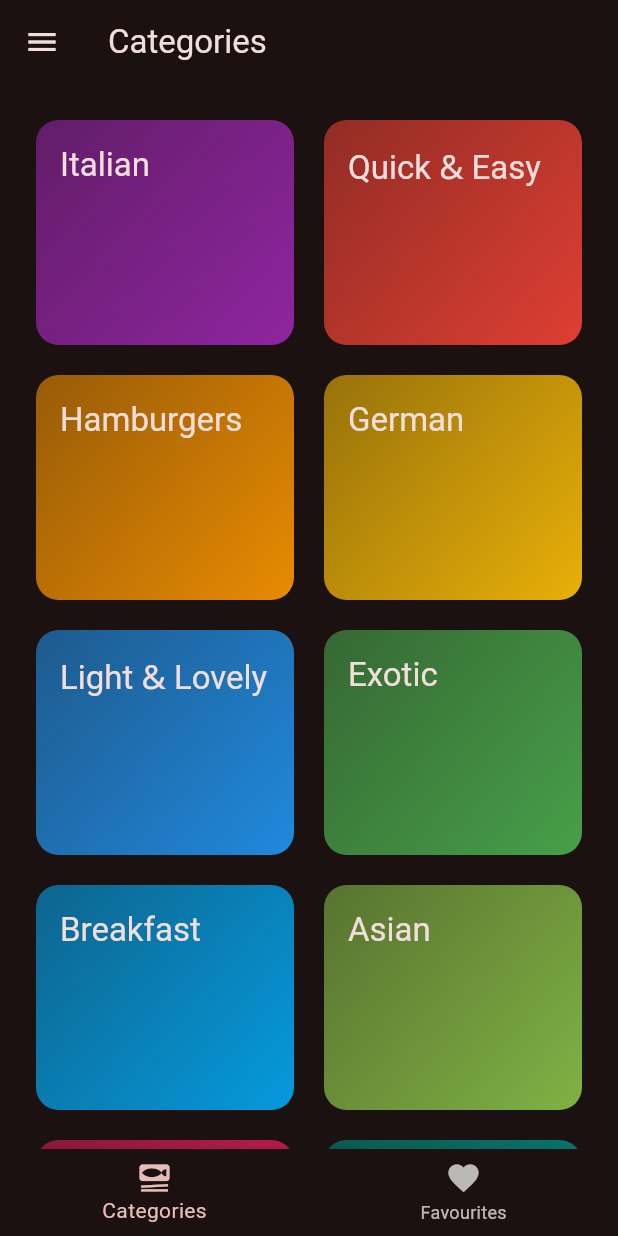
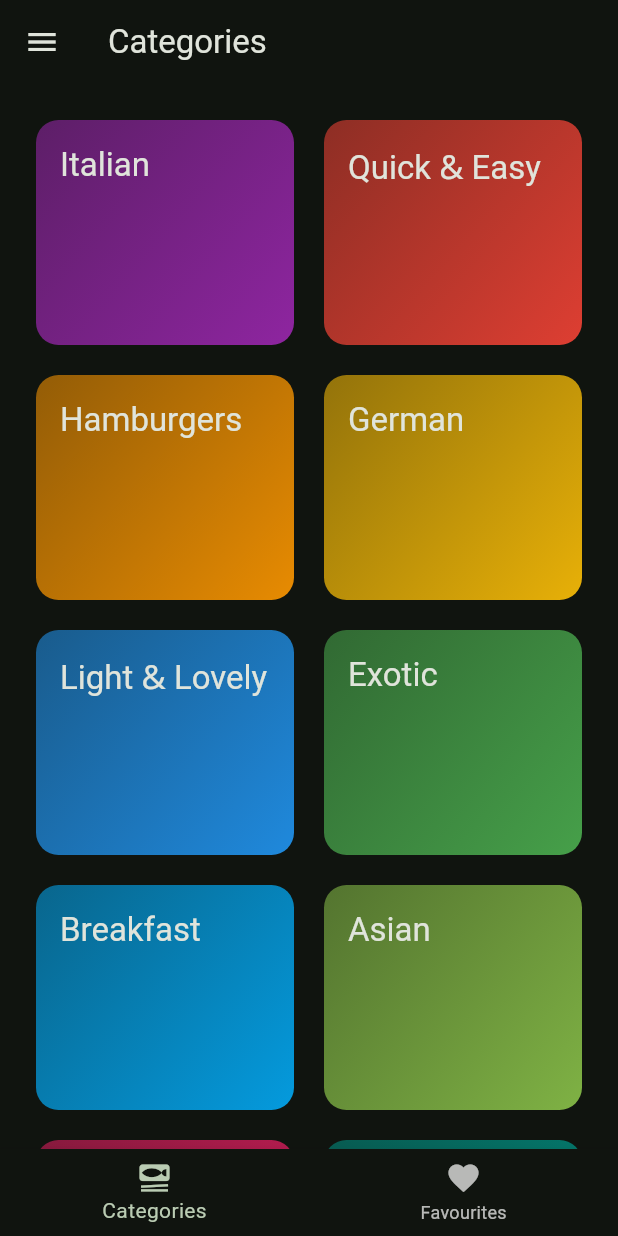
Before and after one commit to ksha-dev/meals_app, a Flutter app: the screen it shows after launch, on a phone screen of 412 x 824 dp. Run offline on Flutter 3.47's test engine with Material 2 defaults, Android fonts, the phone set to English and light mode, and no system bars; our stand-ins replace flutter_riverpod, google_fonts, transparent_image.

```diff
--- a/lib/main.dart
+++ b/lib/main.dart
@@ -6,7 +6,7 @@ import '/screens/tabs_screen.dart';
 
 final theme = ThemeData(
   useMaterial3: true,
-  colorScheme: ColorScheme.fromSeed(seedColor: Colors.red, brightness: Brightness.dark),
+  colorScheme: ColorScheme.fromSeed(seedColor: Colors.green, brightness: Brightness.dark),
   textTheme: GoogleFonts.notoSansAdlamTextTheme(),
 );
 
--- a/lib/screens/categories_screen.dart
+++ b/lib/screens/categories_screen.dart
@@ -6,12 +6,32 @@ import '/models/category.dart';
 import '/screens/meals_screen.dart';
 import '/widgets/category_grid_item_widget.dart';
 
-class CategoriesScreen extends StatelessWidget {
+class CategoriesScreen extends StatefulWidget {
   const CategoriesScreen({super.key, required this.availableMeals});
   final List<Meal> availableMeals;
 
+  @override
+  State<CategoriesScreen> createState() => _CategoriesScreenState();
+}
+
+class _CategoriesScreenState extends State<CategoriesScreen> with SingleTickerProviderStateMixin {
+  late AnimationController _animationController;
+
+  @override
+  void initState() {
+    super.initState();
+    _animationController = AnimationController(vsync: this, duration: const Duration(milliseconds: 500), lowerBound: 0, upperBound: 1);
+    _animationController.forward();
+  }
+
+  @override
+  void dispose() {
+    _animationController.dispose();
+    super.dispose();
+  }
+
   void _selectCategory(BuildContext context, Category category) {
-    final filteredMeals = availableMeals.where((meal) => meal.categories.contains(category.id)).toList();
+    final filteredMeals = widget.availableMeals.where((meal) => meal.categories.contains(category.id)).toList();
     Navigator.of(context).push(
       MaterialPageRoute(
         builder: (context) => MealsScreen(title: category.title, meals: filteredMeals),
@@ -21,7 +41,9 @@ class CategoriesScreen extends StatelessWidget {
 
   @override
   Widget build(BuildContext context) {
-    return GridView(
+    return AnimatedBuilder(
+      animation: _animationController,
+      child: GridView(
         padding: const EdgeInsets.all(24),
         gridDelegate: const SliverGridDelegateWithFixedCrossAxisCount(
           crossAxisCount: 2,
@@ -31,12 +53,13 @@ class CategoriesScreen extends StatelessWidget {
           mainAxisExtent: 150,
         ),
         children: [
-        for (final categories in availableCategories)
-          CategoryGridItemWidget(
-            category: categories,
-            onselectFunction: () => _selectCategory(context, categories),
+          for (final categories in availableCategories) CategoryGridItemWidget(category: categories, onselectFunction: () => _selectCategory(context, categories)),
+        ],
       ),
-      ],
+      builder: (context, child) => SlideTransition(
+        position: Tween(begin: const Offset(0, 1), end: const Offset(0, 0)).animate(CurvedAnimation(parent: _animationController, curve: Curves.decelerate)),
+        child: child,
+      ),
     );
   }
 }
```
Also changed, not shown: lib/screens/meal_details_screen.dart (+7 -3 lines), lib/widgets/meal_item.dart (+5 -2 lines), 1 other file. Lines whose indentation alone changed are shown as unchanged.
